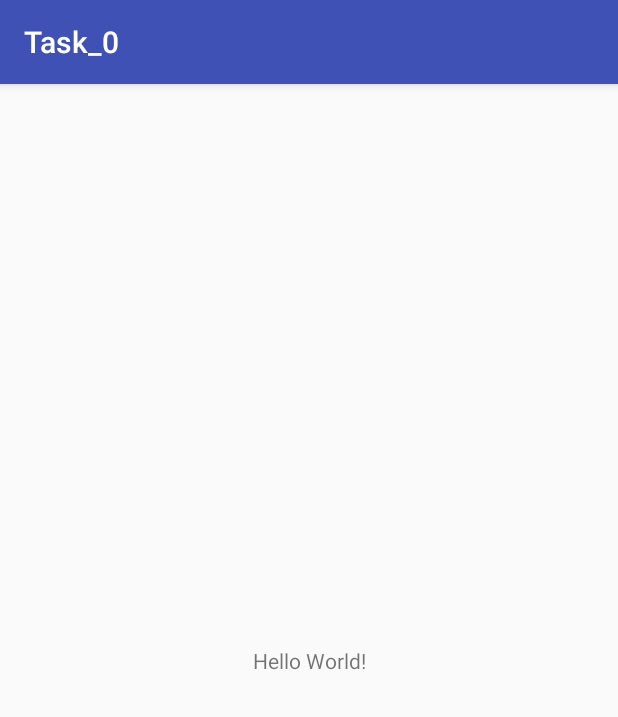
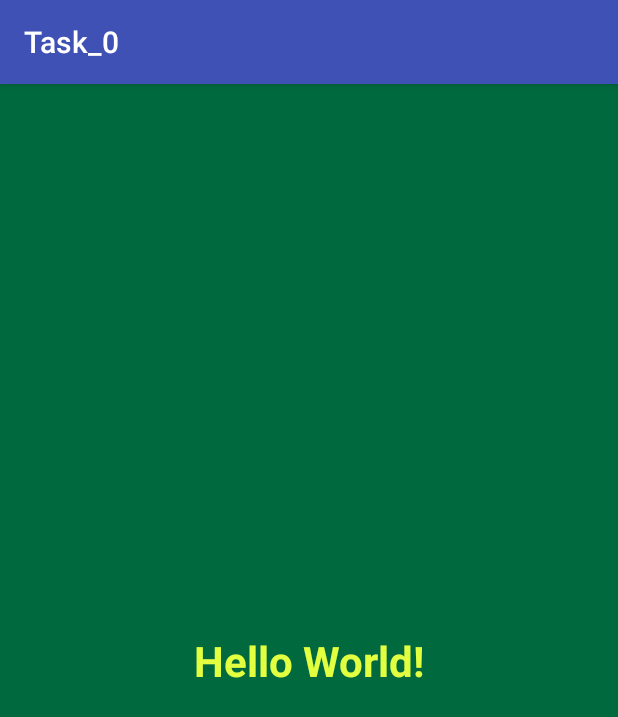
Before and after one commit to alinamerc/Task0, an Android app: the screen it shows after launch (MainActivity), on a phone screen of 412 x 824 dp. Shown: the top 717 px of the screen. Run offline under Robolectric (Android 15) with nearby library versions, the phone set to English and light mode, and no system bars.

Commit message:
create task_0

```diff
--- a/app/src/main/res/layout/activity_main.xml
+++ b/app/src/main/res/layout/activity_main.xml
@@ -4,12 +4,16 @@
     xmlns:tools="http://schemas.android.com/tools"
     android:layout_width="match_parent"
     android:layout_height="match_parent"
+    android:background="@color/backgroundColor"
     tools:context="com.zhirova.task_0.MainActivity">
 
     <TextView
         android:layout_width="wrap_content"
         android:layout_height="wrap_content"
-        android:text="Hello World!"
+        android:text="@string/hello"
+        android:textColor="@color/textColor"
+        android:textSize="28dp"
+        android:textStyle="bold"
         app:layout_constraintBottom_toBottomOf="parent"
         app:layout_constraintLeft_toLeftOf="parent"
         app:layout_constraintRight_toRightOf="parent"
--- a/app/src/main/res/values/colors.xml
+++ b/app/src/main/res/values/colors.xml
@@ -3,4 +3,6 @@
     <color name="colorPrimary">#3F51B5</color>
     <color name="colorPrimaryDark">#303F9F</color>
     <color name="colorAccent">#FF4081</color>
+    <color name="textColor">#e2ff40</color>
+    <color name="backgroundColor">#01693e</color>
 </resources>
--- a/app/src/main/res/values/strings.xml
+++ b/app/src/main/res/values/strings.xml
@@ -1,3 +1,4 @@
 <resources>
     <string name="app_name">Task_0</string>
+    <string name="hello">Hello World!</string>
 </resources>
```
